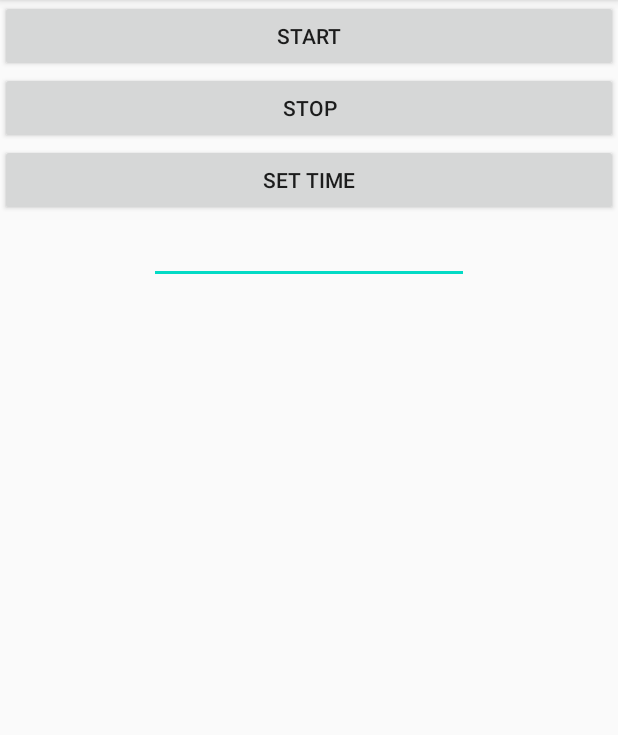
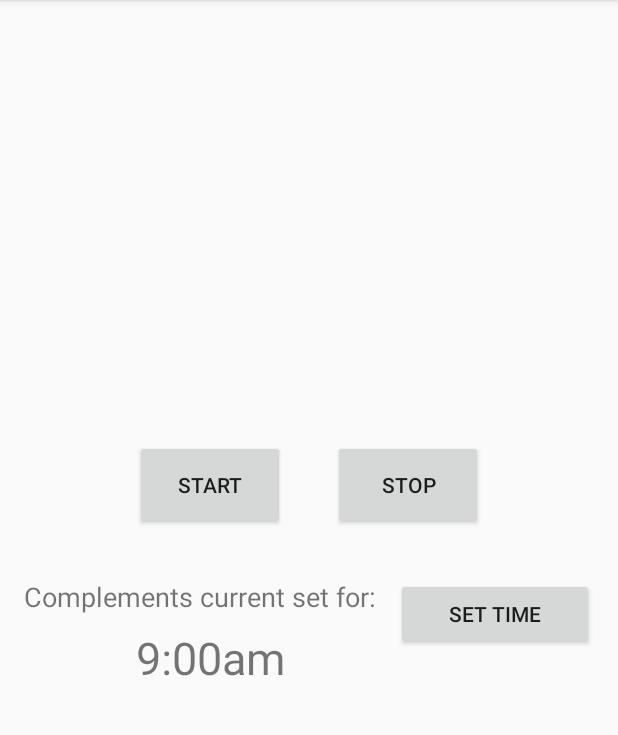
Before and after one commit to Jason-Skillman/One-a-Day-Complement, an Android app: the screen it shows after launch (MainActivity), after a tap on "START", on a phone screen of 412 x 824 dp, the part 84-819 px from its top. Run offline under Robolectric (Android 15) with nearby library versions, the phone set to English and light mode, and no system bars; 1 statement that could not run was skipped.

Commit message:
Created UI

```diff
--- a/app/src/main/java/com/jasoncorp/oneadaycomplement/MainActivity.java
+++ b/app/src/main/java/com/jasoncorp/oneadaycomplement/MainActivity.java
@@ -126,8 +126,10 @@ public class MainActivity extends AppCompatActivity {
     }
 
     public void startAt10() {
+        //20 minutes
         int interval = 1000 * 60 * 20;
-        int interval2 = 1000 * 60 * 60 * 24;
+        //1 day
+        int intervalOneADay = 1000 * 60 * 60 * 24;
 
         /* Set the alarm to start at 10:30 AM */
         Calendar calendar = Calendar.getInstance();
@@ -135,11 +137,12 @@ public class MainActivity extends AppCompatActivity {
         calendar.set(Calendar.HOUR_OF_DAY, 10);
         calendar.set(Calendar.MINUTE, 41);
 
-        /* Repeating on every 20 minutes interval */
-        alarmManager.setRepeating(AlarmManager.RTC_WAKEUP, calendar.getTimeInMillis(), interval, pendingIntent);
+        alarmManager.setRepeating(AlarmManager.RTC_WAKEUP, calendar.getTimeInMillis(), intervalOneADay, pendingIntent);
 
         Toast.makeText(this, "Alarm has been Set", Toast.LENGTH_SHORT).show();
     }
+
+    //https://www.stacktips.com/tutorials/android/repeat-alarm-example-in-android
 
     public void cancelAlarm() {
         alarmManager.cancel(pendingIntent);
--- a/app/src/main/res/layout/activity_main.xml
+++ b/app/src/main/res/layout/activity_main.xml
@@ -6,34 +6,83 @@
     android:layout_height="match_parent"
     tools:context=".MainActivity">
 
+    <androidx.constraintlayout.widget.ConstraintLayout
+        android:layout_width="match_parent"
+        android:layout_height="wrap_content"
+        app:layout_constraintBottom_toBottomOf="parent"
+        app:layout_constraintEnd_toEndOf="parent"
+        app:layout_constraintStart_toStartOf="parent"
+        app:layout_constraintTop_toTopOf="parent"
+        tools:context=".MainActivity">
+
+        <LinearLayout
+            android:id="@+id/linearLayout"
+            android:layout_width="match_parent"
+            android:layout_height="wrap_content"
+            android:gravity="center_horizontal"
+            android:orientation="horizontal"
+            app:layout_constraintEnd_toEndOf="parent"
+            app:layout_constraintStart_toStartOf="parent"
+            app:layout_constraintTop_toTopOf="parent">
+
             <Button
                 android:id="@+id/btn_start"
-        android:layout_width="0dp"
-        android:layout_height="wrap_content"
-        android:text="Start"
-        app:layout_constraintEnd_toEndOf="parent"
-        app:layout_constraintStart_toStartOf="parent"
-        app:layout_constraintTop_toTopOf="parent" />
+                android:layout_width="100dp"
+                android:layout_height="60dp"
+                android:layout_marginHorizontal="16dp"
+                android:text="Start" />
 
             <Button
                 android:id="@+id/btn_stop"
+                android:layout_width="100dp"
+                android:layout_height="60dp"
+                android:layout_marginHorizontal="16dp"
+                android:text="Stop" />
+        </LinearLayout>
+
+        <androidx.constraintlayout.widget.ConstraintLayout
             android:layout_width="0dp"
             android:layout_height="wrap_content"
-        android:text="Stop"
+            android:layout_marginTop="16dp"
+            android:padding="16dp"
+            app:layout_constraintBottom_toBottomOf="parent"
             app:layout_constraintEnd_toEndOf="parent"
-        app:layout_constraintHorizontal_bias="1.0"
             app:layout_constraintStart_toStartOf="parent"
-        app:layout_constraintTop_toBottomOf="@+id/btn_start" />
+            app:layout_constraintTop_toBottomOf="@+id/linearLayout"
+            tools:context=".MainActivity">
+
+            <TextView
+                android:id="@+id/textView"
+                android:layout_width="240dp"
+                android:layout_height="wrap_content"
+                android:text="Complements current set for:"
+                android:textSize="18sp"
+                app:layout_constraintStart_toStartOf="parent"
+                app:layout_constraintTop_toTopOf="parent" />
 
             <Button
                 android:id="@+id/btn_time"
                 android:layout_width="0dp"
                 android:layout_height="wrap_content"
+                android:layout_marginLeft="8dp"
                 android:text="Set Time"
                 app:layout_constraintEnd_toEndOf="parent"
-        app:layout_constraintHorizontal_bias="0.0"
+                app:layout_constraintStart_toEndOf="@+id/textView"
+                app:layout_constraintTop_toTopOf="parent" />
+
+            <TextView
+                android:id="@+id/tv_time"
+                android:layout_width="0dp"
+                android:layout_height="wrap_content"
+                android:layout_marginTop="8dp"
+                android:text="9:00am"
+                android:textAlignment="center"
+                android:textSize="30sp"
+                app:layout_constraintEnd_toStartOf="@+id/btn_time"
                 app:layout_constraintStart_toStartOf="parent"
-        app:layout_constraintTop_toBottomOf="@+id/btn_stop" />
+                app:layout_constraintTop_toBottomOf="@+id/textView" />
+
+            <!--
 
             <EditText
                 android:id="@+id/et_time"
@@ -43,6 +92,10 @@
                 android:inputType="time"
                 app:layout_constraintEnd_toEndOf="parent"
                 app:layout_constraintStart_toStartOf="parent"
-        app:layout_constraintTop_toBottomOf="@+id/btn_time" />
+                app:layout_constraintTop_toBottomOf="@+id/btn_time" />-->
 
         </androidx.constraintlayout.widget.ConstraintLayout>
+
+    </androidx.constraintlayout.widget.ConstraintLayout>
+
+</androidx.constraintlayout.widget.ConstraintLayout>
```
Lines whose indentation alone changed are shown as unchanged.
